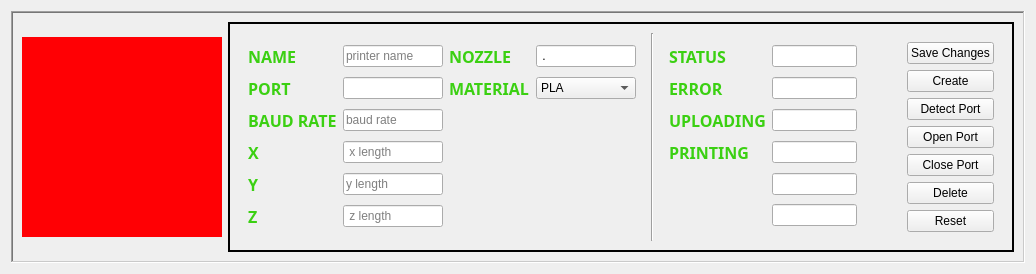
The window that ui/devicewidget.ui (malabdali/3dPrintersManager) describes before a commit, drawn with Qt 5.
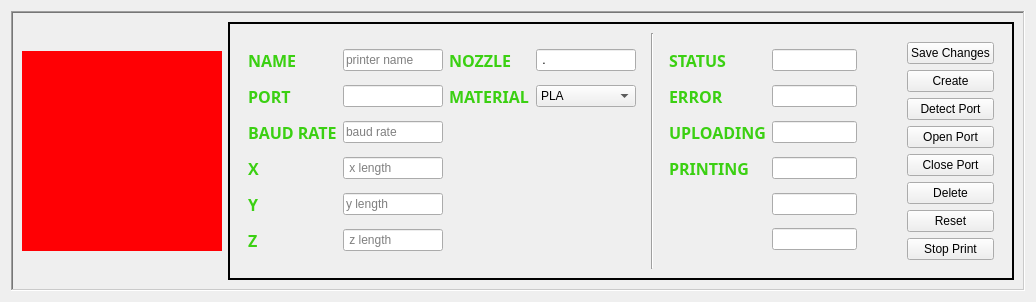
The same window after the commit. Icons and pictures are not drawn.

The edit to the form file:
```diff
--- a/ui/devicewidget.ui
+++ b/ui/devicewidget.ui
@@ -824,6 +824,13 @@
               </property>
              </widget>
             </item>
+            <item>
+             <widget class="QPushButton" name="_stop_print_button">
+              <property name="text">
+               <string>Stop Print</string>
+              </property>
+             </widget>
+            </item>
            </layout>
           </widget>
          </item>
```
